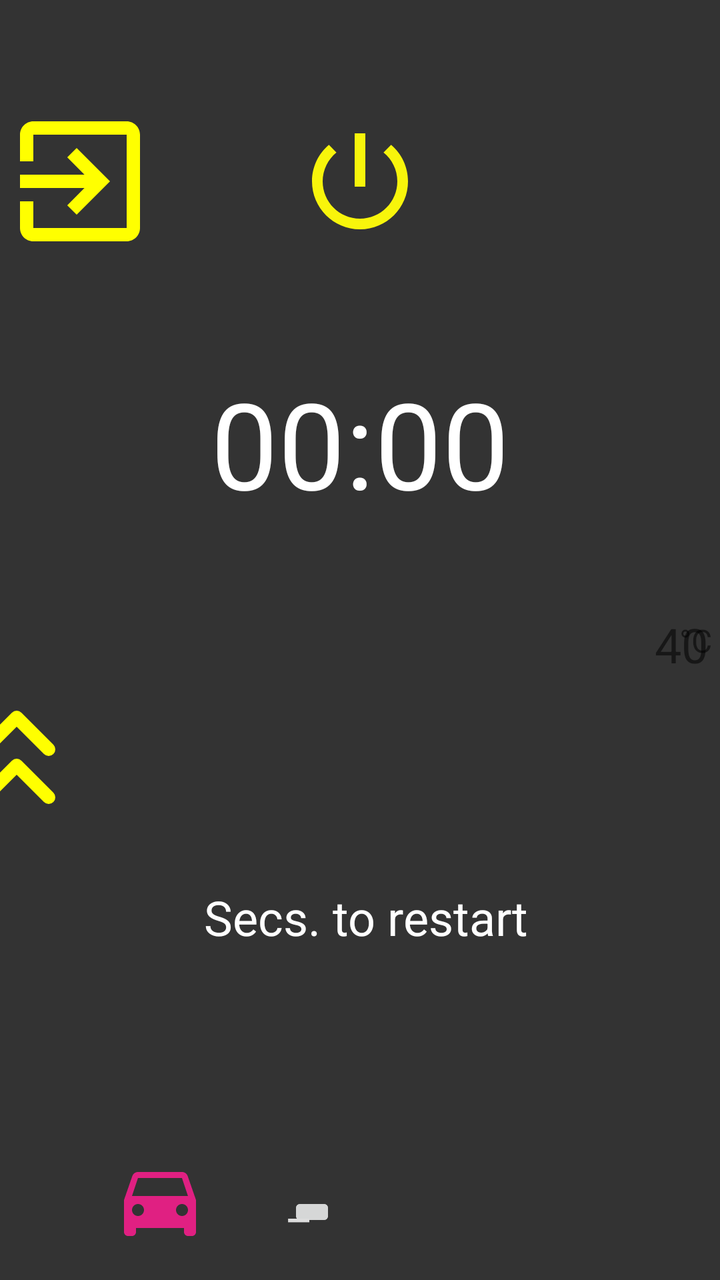
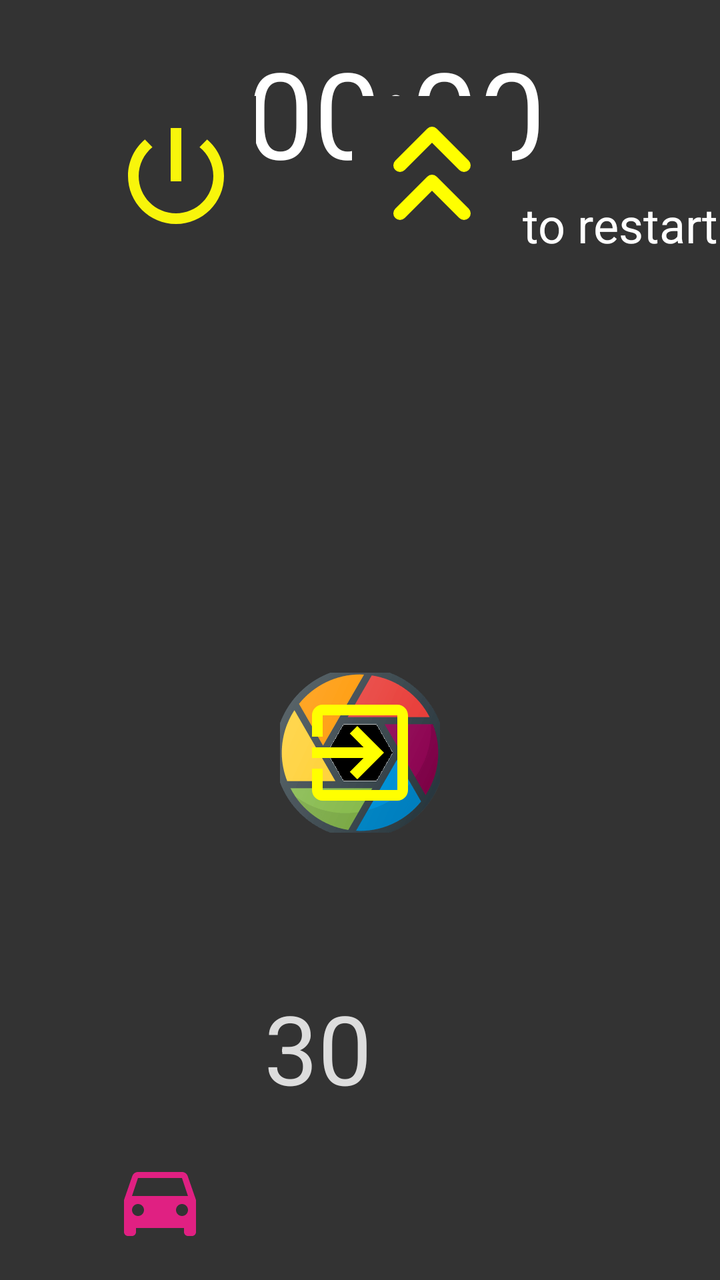

Before-and-after screenshots of an Android layout around one commit, followed by the original layout XML and the change that was made.
<!-- AndroidManifest.xml: application theme AppTheme -->
<!-- res/layout/activity_main.xml -->
<?xml version="1.0" encoding="utf-8"?>
<androidx.constraintlayout.widget.ConstraintLayout
    xmlns:android="http://schemas.android.com/apk/res/android"
    android:layout_width="match_parent"
    android:layout_height="match_parent"
    xmlns:tools="http://schemas.android.com/tools"
    xmlns:app="http://schemas.android.com/apk/res-auto"
    android:background="#333"
    tools:context=".MainActivity">
    <ImageButton
        android:id="@+id/speed_down"
        android:layout_width="wrap_content"
        android:layout_height="wrap_content"
        android:src="@drawable/speed_down"
        app:layout_constraintLeft_toRightOf="@id/black_move"
        app:layout_constraintBottom_toBottomOf="parent"
        android:layout_margin="24dp"
        />
    <ImageButton
        android:id="@+id/speed_up"
        android:layout_width="wrap_content"
        android:layout_height="wrap_content"
        android:src="@drawable/speed_down"
        app:layout_constraintLeft_toRightOf="@id/black_move"
        app:layout_constraintBottom_toBottomOf="parent"
        android:layout_margin="24dp"
        />

    <ImageButton
        android:id="@+id/return2box"
        android:layout_width="80dp"
        android:layout_height="80dp"
        android:background="#333"
        app:layout_constraintLeft_toLeftOf="parent"
        app:layout_constraintBottom_toTopOf="@id/chronometerCountDown"
        app:layout_constraintTop_toTopOf="parent"
        android:contentDescription="Todo"
        android:src="@drawable/return_black_box" />

    <ImageButton
        android:id="@+id/exit_app"
        android:layout_width="80dp"
        android:layout_height="80dp"
        android:background="#333"
        app:layout_constraintBottom_toTopOf="@id/chronometerCountDown"
        app:layout_constraintLeft_toLeftOf="parent"
        app:layout_constraintRight_toRightOf="parent"
        app:layout_constraintTop_toTopOf="parent"
        android:contentDescription="Todo"
        android:src="@drawable/exit_black_move" />
    <TextView
        android:id="@+id/comment"
        android:layout_width="wrap_content"
        android:layout_height="wrap_content"
        android:text=" Secs. to restart"
        android:textColor="#FFF"
        android:textSize="24sp"
        app:layout_constraintBottom_toBottomOf="parent"
        app:layout_constraintLeft_toLeftOf="parent"
        app:layout_constraintRight_toRightOf="parent"
        app:layout_constraintTop_toBottomOf="@id/chronometerCountDown" />


    <ImageButton
        android:id="@+id/add_time_up"
        android:layout_width="60dp"
        android:layout_height="60dp"
        android:background="#333"
        android:layout_marginTop="120dp"
        app:layout_constraintTop_toTopOf="parent"
        app:layout_constraintLeft_toLeftOf="parent"
        app:layout_constraintRight_toLeftOf="@id/chronometerCountDown"
        app:layout_constraintBottom_toBottomOf="parent"
        android:contentDescription=""
        android:src="@drawable/add_more_time" />

    <Chronometer
        android:id="@+id/chronometerCountDown"
        android:countDown="true"
        android:layout_width="match_parent"
        android:layout_height="wrap_content"
        android:layout_margin="16dp"
        android:gravity="center_horizontal"
        android:textSize="60sp"
        android:textColor="#FFF"
        app:layout_constraintTop_toTopOf="parent"
        app:layout_constraintStart_toStartOf="parent"
        app:layout_constraintEnd_toEndOf="parent"
        app:layout_constraintHorizontal_bias="0.0"
        app:layout_constraintBottom_toTopOf="@id/comment"
        />


    <TextView
        android:id="@+id/temperature"
        android:layout_width="50sp"
        android:layout_height="wrap_content"
        android:layout_marginTop="4dp"
        android:layout_toLeftOf="@id/celsius"
        app:layout_constraintRight_toRightOf="parent"
        app:layout_constraintTop_toTopOf="parent"
        app:layout_constraintBottom_toBottomOf="parent"
        android:gravity="end"
        android:text="40 "
        android:textSize="24sp" />

    <TextView
        android:id="@+id/celsius"
        android:layout_width="wrap_content"
        android:layout_height="wrap_content"
        app:layout_constraintRight_toRightOf="parent"
        app:layout_constraintTop_toTopOf="parent"
        app:layout_constraintBottom_toBottomOf="parent"
        android:text=" °C "
        android:textSize="16sp" />

    <ImageButton
        android:id="@+id/black_move"
        android:layout_width="80dp"
        android:layout_height="80dp"
        android:background="#333"
        android:layout_marginTop="120dp"
        android:layout_marginStart="40dp"
        app:layout_constraintLeft_toLeftOf="parent"
        app:layout_constraintBottom_toBottomOf="parent"
        android:contentDescription=""
        android:src="@drawable/car_moving" />

    <TextView
        android:id="@+id/textSpeed"
        android:layout_width="wrap_content"
        android:layout_height="wrap_content"
        android:textSize="24sp"
        android:textColor="#DDD"
        android:text="_"
        app:layout_constraintLeft_toRightOf="@+id/black_move"
        app:layout_constraintBottom_toBottomOf="parent"
        android:layout_margin="24dp"
        />



</androidx.constraintlayout.widget.ConstraintLayout>
<!-- resources referenced by this layout -->
<resources>
  <!-- drawable add_more_time (drawable) -->
  <vector android:height="64dp"
          android:width="64dp"
          android:viewportHeight="24"
          android:viewportWidth="24"
          xmlns:android="http://schemas.android.com/apk/res/android">
  
      <path android:fillType="nonZero"
            android:pathData="M6,10l6,-6l6,6m-12,9l6,-6l6,6"
            android:strokeColor="#FFFF00"
            android:strokeLineCap="round"
            android:strokeLineJoin="round"
            android:strokeWidth="2.5"/>
  
  </vector>
  <!-- drawable car_moving (drawable) -->
  <vector xmlns:android="http://schemas.android.com/apk/res/android"
      android:height="48dp"
      android:tint="#E02082"
      android:viewportHeight="24"
      android:viewportWidth="24"
      android:width="48dp">
        
      <path android:fillColor="@android:color/white" android:pathData="M18.92,6.01C18.72,5.42 18.16,5 17.5,5h-11c-0.66,0 -1.21,0.42 -1.42,1.01L3,12v8c0,0.55 0.45,1 1,1h1c0.55,0 1,-0.45 1,-1v-1h12v1c0,0.55 0.45,1 1,1h1c0.55,0 1,-0.45 1,-1v-8l-2.08,-5.99zM6.5,16c-0.83,0 -1.5,-0.67 -1.5,-1.5S5.67,13 6.5,13s1.5,0.67 1.5,1.5S7.33,16 6.5,16zM17.5,16c-0.83,0 -1.5,-0.67 -1.5,-1.5s0.67,-1.5 1.5,-1.5 1.5,0.67 1.5,1.5 -0.67,1.5 -1.5,1.5zM5,11l1.5,-4.5h11L19,11L5,11z"/>
      
  </vector>
  <!-- drawable exit_black_move (drawable) -->
  <vector android:height="64dp" android:tint="#F8F50B"
          android:viewportHeight="24" android:viewportWidth="24"
          android:width="64dp" xmlns:android="http://schemas.android.com/apk/res/android">
      <path android:fillColor="@android:color/white" android:pathData="M13,3h-2v10h2L13,3zM17.83,5.17l-1.42,1.42C17.99,7.86 19,9.81 19,12c0,3.87 -3.13,7 -7,7s-7,-3.13 -7,-7c0,-2.19 1.01,-4.14 2.58,-5.42L6.17,5.17C4.23,6.82 3,9.26 3,12c0,4.97 4.03,9 9,9s9,-4.03 9,-9c0,-2.74 -1.23,-5.18 -3.17,-6.83z"/>
  </vector>
  <!-- drawable return_black_box (drawable) -->
  <vector android:autoMirrored="true"
          android:height="80dp"
          android:width="80dp"
          android:viewportHeight="24"
          android:viewportWidth="24"
          xmlns:android="http://schemas.android.com/apk/res/android">
      <path android:fillColor="#FFFF00" android:pathData="M10.09,15.59L11.5,17l5,-5 -5,-5 -1.41,1.41L12.67,11H3v2h9.67l-2.58,2.59zM19,3H5c-1.11,0 -2,0.9 -2,2v4h2V5h14v14H5v-4H3v4c0,1.1 0.89,2 2,2h14c1.1,0 2,-0.9 2,-2V5c0,-1.1 -0.9,-2 -2,-2z"/>
  </vector>
  <!-- drawable speed_down (drawable) -->
  <vector xmlns:android="http://schemas.android.com/apk/res/android" android:height="24dp" android:tint="#FFFF00" android:viewportHeight="24" android:viewportWidth="24" android:width="24dp">
      <path android:fillColor="@android:color/white" android:pathData="
  		M3.3,5.5
  		l8.3,8.2
  		l8.3,-8.2
  		l2.5,2.5
  		l-10.8,10.8 -10.8,-10.8 2.5,-2.5
  		"/>
  </vector>
  <style name="AppTheme" parent="Theme.AppCompat.Light.NoActionBar">
          
          <item name="colorPrimary">@color/colorPrimary</item>
          <item name="colorPrimaryDark">@color/colorPrimaryDark</item>
          <item name="colorAccent">@color/colorAccent</item>
      </style>
  <color name="colorPrimary">#222222</color>
  <color name="colorPrimaryDark">#3700B3</color>
  <color name="colorAccent">#03DAC5</color>
</resources>

<!-- the commit's change to res/layout/activity_main.xml (unified diff, before → after) -->
@@ -6,78 +6,13 @@
     xmlns:tools="http://schemas.android.com/tools"
     xmlns:app="http://schemas.android.com/apk/res-auto"
     android:background="#333"
+    android:id="@+id/ground"
     tools:context=".MainActivity">
-    <ImageButton
-        android:id="@+id/speed_down"
-        android:layout_width="wrap_content"
-        android:layout_height="wrap_content"
-        android:src="@drawable/speed_down"
-        app:layout_constraintLeft_toRightOf="@id/black_move"
-        app:layout_constraintBottom_toBottomOf="parent"
-        android:layout_margin="24dp"
-        />
-    <ImageButton
-        android:id="@+id/speed_up"
-        android:layout_width="wrap_content"
-        android:layout_height="wrap_content"
-        android:src="@drawable/speed_down"
-        app:layout_constraintLeft_toRightOf="@id/black_move"
-        app:layout_constraintBottom_toBottomOf="parent"
-        android:layout_margin="24dp"
-        />
-
-    <ImageButton
-        android:id="@+id/return2box"
-        android:layout_width="80dp"
-        android:layout_height="80dp"
-        android:background="#333"
-        app:layout_constraintLeft_toLeftOf="parent"
-        app:layout_constraintBottom_toTopOf="@id/chronometerCountDown"
-        app:layout_constraintTop_toTopOf="parent"
-        android:contentDescription="Todo"
-        android:src="@drawable/return_black_box" />
-
-    <ImageButton
-        android:id="@+id/exit_app"
-        android:layout_width="80dp"
-        android:layout_height="80dp"
-        android:background="#333"
-        app:layout_constraintBottom_toTopOf="@id/chronometerCountDown"
-        app:layout_constraintLeft_toLeftOf="parent"
-        app:layout_constraintRight_toRightOf="parent"
-        app:layout_constraintTop_toTopOf="parent"
-        android:contentDescription="Todo"
-        android:src="@drawable/exit_black_move" />
-    <TextView
-        android:id="@+id/comment"
-        android:layout_width="wrap_content"
-        android:layout_height="wrap_content"
-        android:text=" Secs. to restart"
-        android:textColor="#FFF"
-        android:textSize="24sp"
-        app:layout_constraintBottom_toBottomOf="parent"
-        app:layout_constraintLeft_toLeftOf="parent"
-        app:layout_constraintRight_toRightOf="parent"
-        app:layout_constraintTop_toBottomOf="@id/chronometerCountDown" />
-
-
-    <ImageButton
-        android:id="@+id/add_time_up"
-        android:layout_width="60dp"
-        android:layout_height="60dp"
-        android:background="#333"
-        android:layout_marginTop="120dp"
-        app:layout_constraintTop_toTopOf="parent"
-        app:layout_constraintLeft_toLeftOf="parent"
-        app:layout_constraintRight_toLeftOf="@id/chronometerCountDown"
-        app:layout_constraintBottom_toBottomOf="parent"
-        android:contentDescription=""
-        android:src="@drawable/add_more_time" />
 
     <Chronometer
         android:id="@+id/chronometerCountDown"
         android:countDown="true"
-        android:layout_width="match_parent"
+        android:layout_width="wrap_content"
         android:layout_height="wrap_content"
         android:layout_margin="16dp"
         android:gravity="center_horizontal"
@@ -86,33 +21,68 @@
         app:layout_constraintTop_toTopOf="parent"
         app:layout_constraintStart_toStartOf="parent"
         app:layout_constraintEnd_toEndOf="parent"
-        app:layout_constraintHorizontal_bias="0.0"
+        app:layout_constraintHorizontal_bias="0.6"
         app:layout_constraintBottom_toTopOf="@id/comment"
         />
 
-
     <TextView
-        android:id="@+id/temperature"
-        android:layout_width="50sp"
-        android:layout_height="wrap_content"
-        android:layout_marginTop="4dp"
-        android:layout_toLeftOf="@id/celsius"
-        app:layout_constraintRight_toRightOf="parent"
-        app:layout_constraintTop_toTopOf="parent"
-        app:layout_constraintBottom_toBottomOf="parent"
-        android:gravity="end"
-        android:text="40 "
-        android:textSize="24sp" />
-
-    <TextView
-        android:id="@+id/celsius"
+        android:id="@+id/comment"
         android:layout_width="wrap_content"
         android:layout_height="wrap_content"
+        android:text=" Secs. to restart"
+        android:textColor="#FFF"
+        android:textSize="24sp"
+        app:layout_constraintLeft_toRightOf="@id/add_time_up"
+        app:layout_constraintRight_toLeftOf="@id/temperature"
+        app:layout_constraintTop_toBottomOf="@id/chronometerCountDown" />
+
+    <ImageButton
+        android:id="@+id/exit_app"
+        android:layout_width="80dp"
+        android:layout_height="80dp"
+        android:background="#333"
+        android:layout_margin="48dp"
+        app:layout_constraintLeft_toLeftOf="parent"
+        app:layout_constraintTop_toTopOf="parent"
+        android:contentDescription=""
+        android:src="@drawable/exit_black_move" />
+
+    <ImageButton
+        android:id="@+id/add_time_up"
+        android:layout_width="80dp"
+        android:layout_height="80dp"
+        android:background="#333"
+        android:layout_margin="48dp"
+        android:layout_marginStart="40dp"
+        app:layout_constraintTop_toTopOf="parent"
+        app:layout_constraintLeft_toRightOf="@id/exit_app"
+        android:contentDescription=""
+        android:src="@drawable/add_more_time" />
+
+    <ImageButton
+        android:id="@+id/return2box"
+        android:layout_width="80dp"
+        android:layout_height="80dp"
+        android:background="#333"
+        android:layout_marginBottom="16dp"
+        app:layout_constraintLeft_toLeftOf="parent"
         app:layout_constraintRight_toRightOf="parent"
-        app:layout_constraintTop_toTopOf="parent"
+        app:layout_constraintTop_toBottomOf="@id/comment"
         app:layout_constraintBottom_toBottomOf="parent"
-        android:text=" °C "
-        android:textSize="16sp" />
+        android:contentDescription=""
+        android:src="@mipmap/black_box" />
+
+    <ImageView
+        android:layout_width="64dp"
+        android:layout_height="64dp"
+        android:background="#00000000"
+        android:layout_marginBottom="16dp"
+        app:layout_constraintLeft_toLeftOf="parent"
+        app:layout_constraintRight_toRightOf="parent"
+        app:layout_constraintTop_toBottomOf="@id/comment"
+        app:layout_constraintBottom_toBottomOf="parent"
+        android:contentDescription=""
+        android:src="@drawable/return_black_box" />
 
     <ImageButton
         android:id="@+id/black_move"
@@ -127,17 +97,61 @@
         android:src="@drawable/car_moving" />
 
     <TextView
+        android:id="@+id/temperature"
+        android:layout_width="wrap_content"
+        android:layout_height="wrap_content"
+        android:gravity="end"
+        android:textColor="#FFF"
+        android:text="40 "
+        android:textSize="48sp"
+        app:layout_constraintBottom_toBottomOf="parent"
+        app:layout_constraintStart_toEndOf="@id/comment"
+        app:layout_constraintEnd_toEndOf="parent"
+        app:layout_constraintTop_toTopOf="parent" />
+
+    <ImageButton
+        android:id="@+id/speed_up"
+        android:layout_width="60dp"
+        android:layout_height="60dp"
+        android:src="@drawable/speed_up"
+        android:background="#333"
+        app:layout_constraintLeft_toRightOf="@+id/black_move"
+        app:layout_constraintBottom_toTopOf="@id/textSpeed"
+        android:layout_margin="12dp"
+        />
+    <TextView
         android:id="@+id/textSpeed"
         android:layout_width="wrap_content"
         android:layout_height="wrap_content"
-        android:textSize="24sp"
+        android:textSize="48sp"
         android:textColor="#DDD"
-        android:text="_"
-        app:layout_constraintLeft_toRightOf="@+id/black_move"
+        android:text="30"
+        app:layout_constraintLeft_toRightOf="@id/black_move"
+        app:layout_constraintBottom_toTopOf="@id/speed_down"
+        android:layout_margin="12dp"
+        />
+    <ImageButton
+        android:id="@+id/speed_down"
+        android:layout_width="60dp"
+        android:layout_height="60dp"
+        android:background="#333"
+        android:src="@drawable/speed_down"
+        app:layout_constraintLeft_toRightOf="@id/black_move"
         app:layout_constraintBottom_toBottomOf="parent"
-        android:layout_margin="24dp"
+        android:layout_margin="12dp"
         />
 
+    <TextView
+        android:id="@+id/celsius"
+        android:layout_width="wrap_content"
+        android:layout_height="wrap_content"
+        app:layout_constraintLeft_toRightOf="@id/temperature"
+        app:layout_constraintTop_toTopOf="parent"
+        app:layout_constraintBottom_toBottomOf="parent"
+        android:layout_marginEnd="24dp"
+        android:textColor="#FFF"
+        android:text=" °C "
+        android:textSize="16sp" />
 
 
 </androidx.constraintlayout.widget.ConstraintLayout>
<!-- resource entries referenced after the edit -->
@@ -51,6 +51,19 @@
   		l-10.8,10.8 -10.8,-10.8 2.5,-2.5
   		"/>
   </vector>
+  <!-- drawable speed_up (drawable) -->
+  <vector xmlns:android="http://schemas.android.com/apk/res/android" android:height="24dp" android:tint="#FFFF00" android:viewportHeight="24" android:viewportWidth="24" android:width="24dp">
+  
+      <path android:fillColor="@android:color/white" android:pathData="
+  		M3.3,17.7
+  		l8.3,-8.2
+  		l8.3,8.2
+  		l2.5,-2.5
+  		l-10.8,-10.8 -10.8,10.8
+  		"/>
+  
+  </vector>
+  <!-- mipmap black_box: png bitmap (mipmap-xxhdpi, 9981 bytes) -->
   <style name="AppTheme" parent="Theme.AppCompat.Light.NoActionBar">
           
           <item name="colorPrimary">@color/colorPrimary</item>
